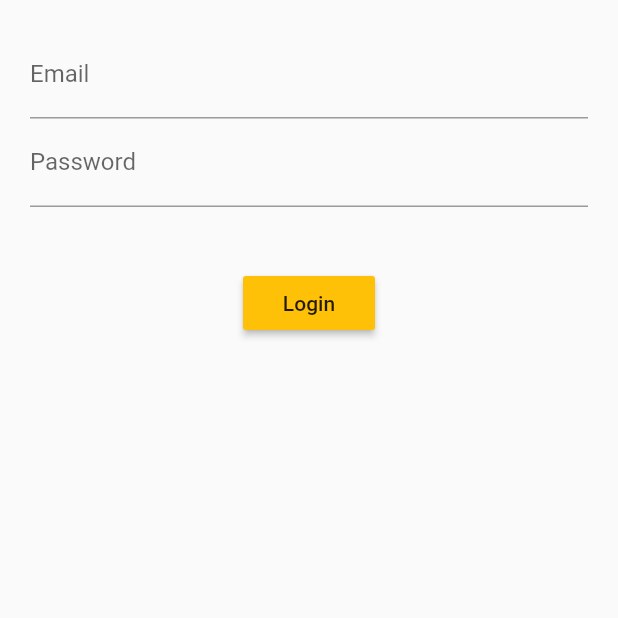
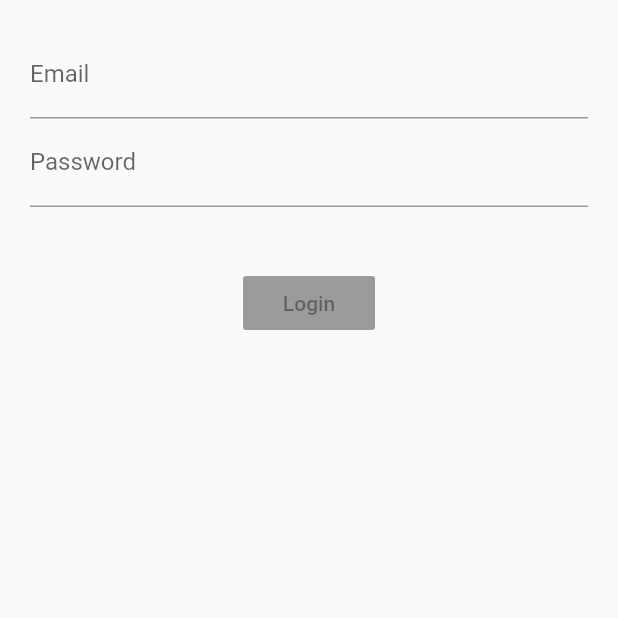
Before and after one commit to jindalAnuj/login_bloc_flutter, a Flutter app: the screen it shows after launch, on a phone screen of 412 x 824 dp, the top half of it. Run offline on Flutter 3.47's test engine with Material 2 defaults, Android fonts, the phone set to English and light mode, and no system bars; our stand-ins replace rxdart.

Commit message:
bloc scoped instance with Rx Dart

```diff
--- a/lib/app.dart
+++ b/lib/app.dart
@@ -1,13 +1,16 @@
 import 'package:flutter/material.dart';
 import 'package:login_bloc/login_screen.dart';
+import 'blocs/provider.dart';
 
 class App extends StatelessWidget {
   @override
   Widget build(BuildContext context) {
-    return MaterialApp(
-      title: 'Log Me',
-      home: Scaffold(
-        body: LoginScreen(),
+    return Provider(
+      child: MaterialApp(
+        title: 'Log Me',
+        home: Scaffold(
+          body: LoginScreen(),
+        ),
       ),
     );
   }
--- /dev/null
+++ b/lib/blocs/provider.dart
@@ -0,0 +1,19 @@
+import 'bloc.dart';
+import 'package:flutter/material.dart';
+
+class Provider extends InheritedWidget
+{
+  final bloc = Bloc();
+
+  Provider({Key  key ,Widget child}):super(key:key,child:child);
+
+
+  bool updateShouldNotify(_) => true; // (_) underscore means we don't care about the parameter anymore
+
+  static Bloc of(BuildContext context)
+  {
+    return (context.inheritFromWidgetOfExactType(Provider) as Provider).bloc;
+  }
+
+
+}
--- a/lib/login_screen.dart
+++ b/lib/login_screen.dart
@@ -1,26 +1,28 @@
 import 'package:flutter/material.dart';
 import 'package:login_bloc/blocs/bloc.dart';
+import 'blocs/provider.dart';
 
 class LoginScreen extends StatelessWidget {
   @override
   Widget build(BuildContext context) {
-    // TODO: implement build
+    final bloc = Provider.of(context);
+
     return Container(
       margin: EdgeInsets.all(20.0),
       child: Column(
         children: <Widget>[
-          emailField(),
-          passwordField(),
+          emailField(bloc),
+          passwordField(bloc),
           Container(
             margin: EdgeInsets.all(20.0),
           ),
-          submitButton(),
+          submitButton(bloc),
         ],
       ),
     );
   }
 
-  Widget emailField() {
+  Widget emailField(Bloc bloc) {
     return StreamBuilder(
       stream: bloc.email,
       builder: (context, snapshot) {
@@ -38,7 +40,7 @@ class LoginScreen extends StatelessWidget {
     );
   }
 
-  Widget passwordField() {
+  Widget passwordField(Bloc bloc) {
     return StreamBuilder(
         stream: bloc.password,
         builder: (context, snapshot) {
@@ -54,11 +56,16 @@ class LoginScreen extends StatelessWidget {
         });
   }
 
-  Widget submitButton() {
-    return RaisedButton(
-      child: Text('Login'),
-      color: Colors.amber,
-      onPressed: () {},
+  Widget submitButton(Bloc bloc) {
+    return StreamBuilder(
+      stream: bloc.submitValid,
+      builder: (context, snapshot) {
+        return RaisedButton(
+          child: Text('Login'),
+          color: Colors.amber,
+          onPressed: snapshot.hasData ? bloc.submit : null,
+        );
+      },
     );
   }
 }
--- a/pubspec.yaml
+++ b/pubspec.yaml
@@ -19,6 +19,7 @@ dependencies:
   # The following adds the Cupertino Icons font to your application.
   # Use with the CupertinoIcons class for iOS style icons.
   cupertino_icons: ^0.1.2
+  rxdart: ^0.18.0
 
 dev_dependencies:
   flutter_test:
```
Also changed, not shown: lib/blocs/bloc.dart (+13 -5 lines).
